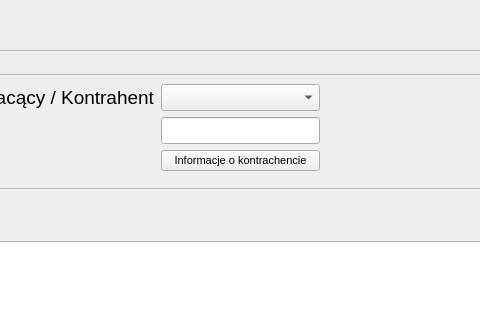
Above: income_and_expense/incomesandexpenses_form.ui from Barto-Paja/GLMoney before the change; both pictures show x 115 to 595 and y 244 to 564 of the 1200 by 702 pixel window. Below: the same form after it.
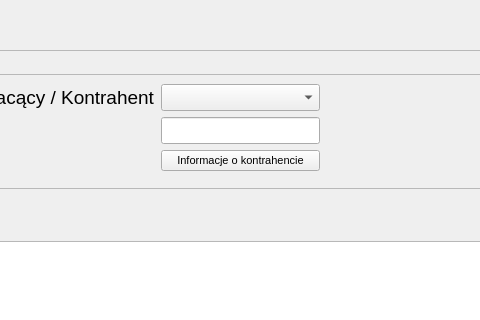
That is the form after the change. Icons and pictures are not drawn.

What changed in the file:
```diff
--- a/income_and_expense/incomesandexpenses_form.ui
+++ b/income_and_expense/incomesandexpenses_form.ui
@@ -685,7 +685,7 @@
           <item row="2" column="1">
            <widget class="QPushButton" name="pushButton_editPayee">
             <property name="text">
-             <string>Informacje o kontrachencie</string>
+             <string>Informacje o kontrahencie</string>
             </property>
            </widget>
           </item>
```
Left out of the diff: 22 changed lines with no effect on the pictures.
